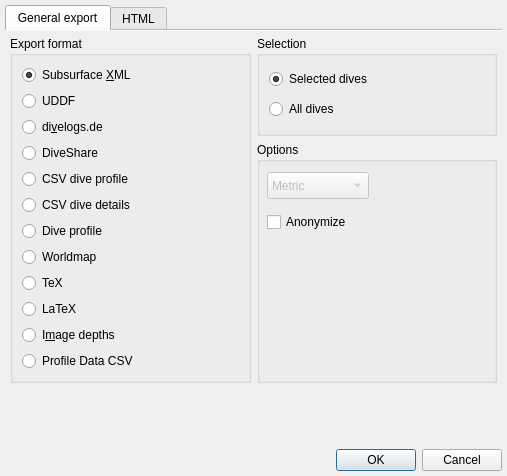
Qt form desktop-widgets/divelogexportdialog.ui (subsurface/subsurface) before a commit.
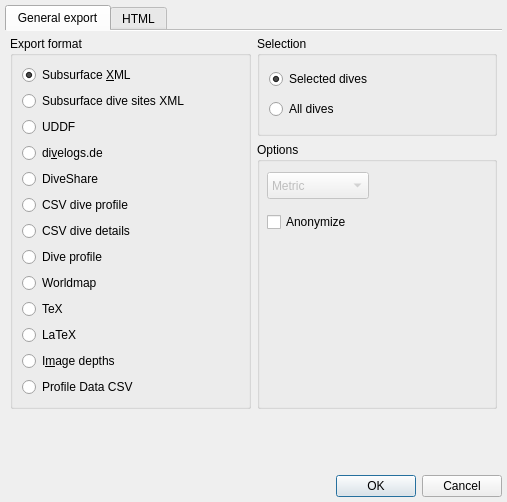
The same form after that commit. Icons and pictures are not drawn.

Commit message:
Add export option to export dive sites.
Selecting "Selected dives" exports the dive sites for the selected
dives. Selecting "All dives" exports all dive sites.

XML format is the subsection of the divelog XML that describes the
sites headed with a <divesites> section like:

  <divesites program='subsurface' version='3'>
  </divesites>

Patch:
```diff
--- a/desktop-widgets/divelogexportdialog.ui
+++ b/desktop-widgets/divelogexportdialog.ui
@@ -122,6 +122,16 @@
             </attribute>
            </widget>
           </item>
+          <item>
+           <widget class="QRadioButton" name="exportSubsurfaceSitesXML">
+            <property name="text">
+             <string>Subsurface dive sites XML</string>
+            </property>
+            <attribute name="buttonGroup">
+             <string notr="true">exportGroup</string>
+            </attribute>
+           </widget>
+          </item>
           <item>
            <widget class="QRadioButton" name="exportUDDF">
             <property name="maximumSize">
```
Left out of the diff: 242 changed lines with no effect on the pictures. Lines whose indentation alone changed are shown as unchanged. The commit also changes 4 other files.
